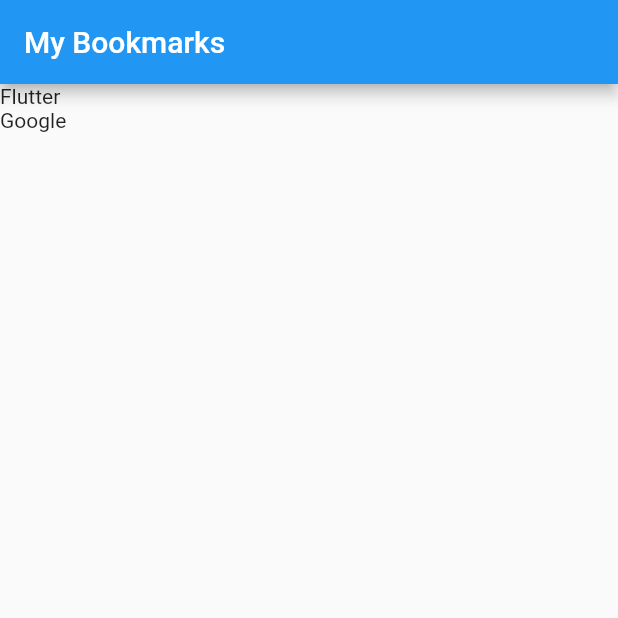
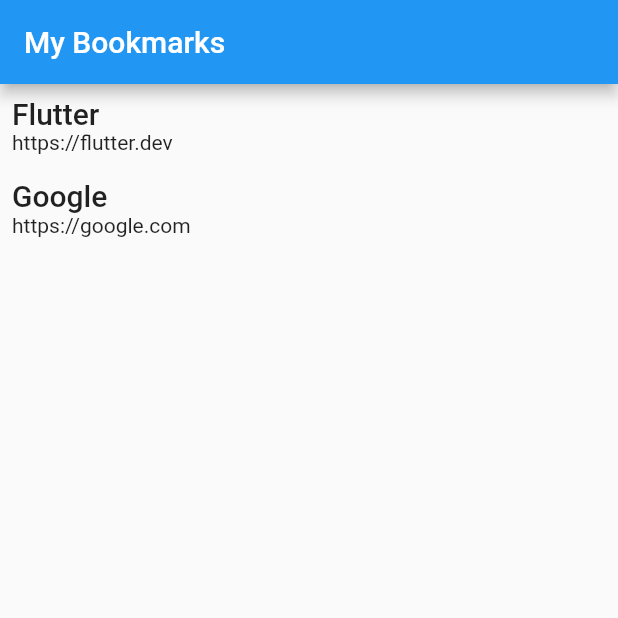
Before and after one commit to naoshi20/flutter_bookmark_app, a Flutter app: the screen it shows after launch, on a phone screen of 412 x 824 dp, the top half of it. Run offline on Flutter 3.47's test engine with Material 2 defaults, Android fonts, the phone set to English and light mode, and no system bars.

Commit message:
split into items

```diff
--- a/lib/main.dart
+++ b/lib/main.dart
@@ -44,9 +44,32 @@
   Widget build(BuildContext context) {
     return ListView(
       children: <Widget>[
-        Text(bookmarksList[0].title),
-        Text(bookmarksList[1].title),
+        BookmarksItemWidget(bookmarksItem: bookmarksList[0]),
+        BookmarksItemWidget(bookmarksItem: bookmarksList[1]),
       ],
     );
   }
 }
+
+class BookmarksItemWidget extends StatelessWidget {
+  const BookmarksItemWidget({Key? key, required this.bookmarksItem})
+      : super(key: key);
+
+  final Bookmark bookmarksItem;
+
+  @override
+  Widget build(BuildContext context) {
+    return Padding(
+      padding: const EdgeInsets.all(8.0),
+      child: Column(
+        crossAxisAlignment: CrossAxisAlignment.start,
+        children: [
+          Text(bookmarksItem.title,
+              style: Theme.of(context).textTheme.titleLarge),
+          Text(bookmarksItem.link,
+              style: Theme.of(context).textTheme.bodyMedium),
+        ],
+      ),
+    );
+  }
+}
```
